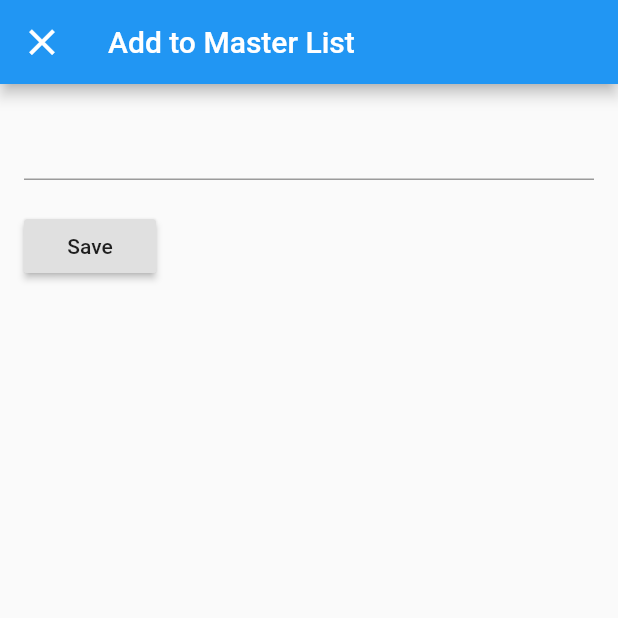
After one commit to aistha11/familyApp, a Flutter app: the AddMasterNote screen opened by its route, on a phone screen of 412 x 824 dp, the top half of it. The commit adds this screen. Run offline on Flutter 3.47's test engine with Material 2 defaults, Android fonts, the phone set to English and light mode, and no system bars; our stand-ins replace cloud_firestore, firebase_auth, flutter_slidable, font_awesome_flutter, google_sign_in; accounts and stored records are empty.

Commit message:
Successfull add/edit/delete/retrieve list. Next to maintain users list

```diff
--- a/lib/main.dart
+++ b/lib/main.dart
@@ -1,4 +1,5 @@
 import 'package:familyApp/model/user_repository.dart';
+import 'package:familyApp/pages/widgets/addMasterNote.dart';
 import 'package:familyApp/pages/widgets/addPersonalNote.dart';
 import 'package:familyApp/pages/wrapper.dart';
 import 'package:flutter/material.dart';
@@ -18,6 +19,7 @@ class MyApp extends StatelessWidget {
         routes: {
           "/" : (_) => Wrapper(),
           "/addPersonalNote" : (_) => AddPersonalNote(),
+          "/addMasterNote" : (_) => AddMasterNote(),
         },
       ),
     );
--- a/lib/pages/home/home.dart
+++ b/lib/pages/home/home.dart
@@ -47,6 +47,8 @@ class _HomeState extends State<Home> {
         floatingActionButton: FloatingActionButton(
           child: Icon(Icons.add),
           onPressed: () {
+            if(currentIndex == 0)
+              Navigator.pushNamed(context, "/addMasterNote");
             if(currentIndex == 1)
               Navigator.pushNamed(context, "/addPersonalNote");
           },
--- /dev/null
+++ b/lib/pages/widgets/addMasterNote.dart
@@ -0,0 +1,88 @@
+import 'package:familyApp/model/personal_note.dart';
+import 'package:familyApp/model/user_repository.dart';
+import 'package:familyApp/services/db_service.dart';
+import 'package:flutter/material.dart';
+import 'package:font_awesome_flutter/font_awesome_flutter.dart';
+import 'package:provider/provider.dart';
+
+class AddMasterNote extends StatefulWidget {
+  final Note note;
+
+  const AddMasterNote({Key key, this.note}) : super(key: key);
+  @override
+  _AddMasterNoteState createState() => _AddMasterNoteState();
+}
+
+class _AddMasterNoteState extends State<AddMasterNote> {
+  TextEditingController _titleController;
+  GlobalKey<ScaffoldState> _key = GlobalKey<ScaffoldState>();
+  bool _editMode;
+  bool _processing;
+  @override
+  void initState() {
+    super.initState();
+    _processing = false;
+    _editMode = widget.note != null;
+    _titleController =
+        TextEditingController(text: _editMode ? widget.note.title : null);
+  }
+
+  @override
+  Widget build(BuildContext context) {
+    return Scaffold(
+      key: _key,
+      appBar: AppBar(
+        leading: IconButton(
+            icon: Icon(Icons.clear, size: 29.0, color: Colors.white),
+            onPressed: () {
+              Navigator.pop(context);
+            }),
+        title: Text('Add to Master List'),
+      ),
+      body: SingleChildScrollView(
+        padding: const EdgeInsets.all(16.0),
+        child: Column(
+          crossAxisAlignment: CrossAxisAlignment.start,
+          children: <Widget>[
+            TextField(
+              controller: _titleController,
+            ),
+            const SizedBox(height: 10.0),
+            const SizedBox(height: 10.0),
+            RaisedButton(
+              child: _processing ? CircularProgressIndicator() : Text("Save"),
+              onPressed: _processing
+                  ? null
+                  : () async {
+                      setState(() {
+                        _processing = true;
+                      });
+                      if (_titleController.text.isEmpty) {
+                        _key.currentState.showSnackBar(SnackBar(
+                          content: Text("Title is required."),
+                        ));
+                        return;
+                      }
+                      Note note = Note(
+                        id: _editMode ? widget.note.id : null,
+                        title: _titleController.text,
+                        createdAt: DateTime.now(),
+                        userId:
+                            Provider.of<UserRepository>(context, listen: false)
+                                .user
+                                .uid,
+                      );
+                      if (_editMode) {
+                        await masternotesDb.updateItem(note);
+                      } else {
+                        await masternotesDb.createItem(note);
+                      }
+                      Navigator.pop(context);
+                    },
+            )
+          ],
+        ),
+      ),
+    );
+  }
+}
--- a/lib/pages/widgets/personalList.dart
+++ b/lib/pages/widgets/personalList.dart
@@ -9,7 +9,7 @@ class PersonalList extends StatelessWidget {
   @override
   Widget build(BuildContext context) {
     return StreamBuilder(
-      stream: notesDb.streamList(),
+      stream: personalnotesDb.streamList(),
       builder: (BuildContext context, AsyncSnapshot<List<Note>> snapshot) {
         if (snapshot.hasError)
           return Container(
@@ -34,7 +34,7 @@ class PersonalList extends StatelessWidget {
               },
               onDelete: (note) async {
                     if (await _confirmDelete(context)) {
-                      notesDb.removeItem(note.id);
+                      personalnotesDb.removeItem(note.id);
                     }
                   },
               onTap: (note) => Navigator.push(
--- a/lib/services/db_service.dart
+++ b/lib/services/db_service.dart
@@ -121,4 +121,6 @@ class QueryArgs {
   QueryArgs(this.key, this.value);
 }
 
-DatabaseService<Note> notesDb = DatabaseService<Note>("personal_notes",fromDS: (id,data) =>  Note.fromDS(id,data), toMap:(note) => note.toMap() );
+DatabaseService<Note> personalnotesDb = DatabaseService<Note>("personal_notes",fromDS: (id,data) =>  Note.fromDS(id,data), toMap:(note) => note.toMap() );
+
+DatabaseService<Note> masternotesDb = DatabaseService<Note>("master_notes",fromDS: (id,data) =>  Note.fromDS(id,data), toMap:(note) => note.toMap() );
```
Also changed, not shown: lib/pages/widgets/addPersonalNote.dart (+15 -33 lines), lib/pages/widgets/masterList.dart (+65 -4 lines).
